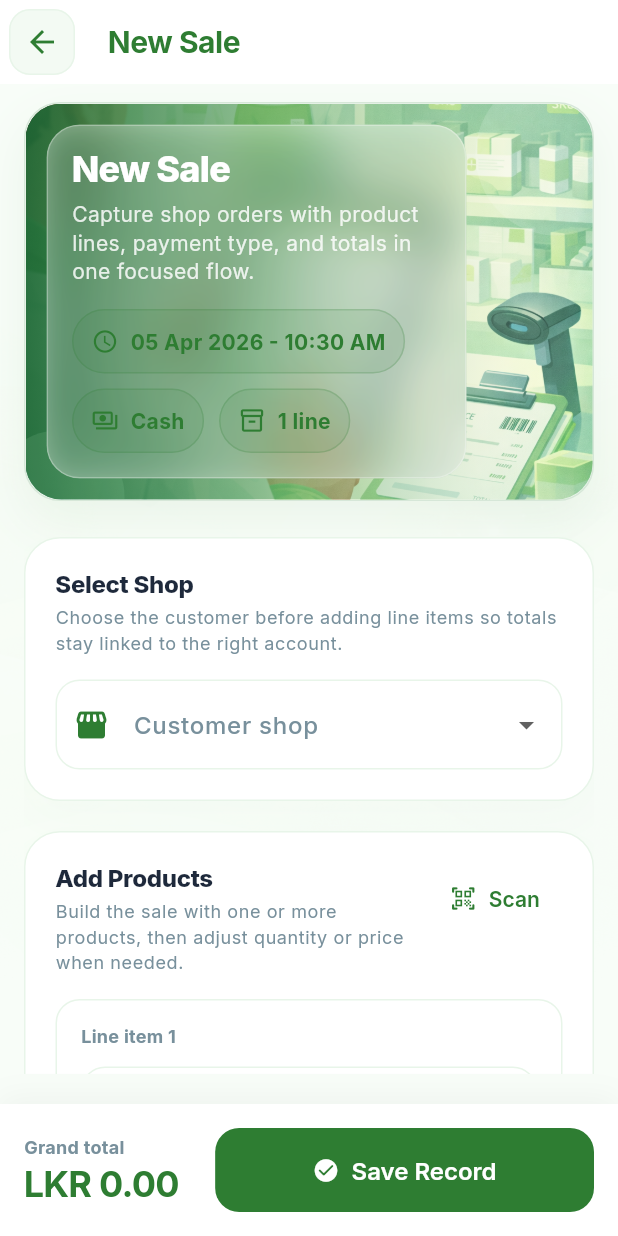
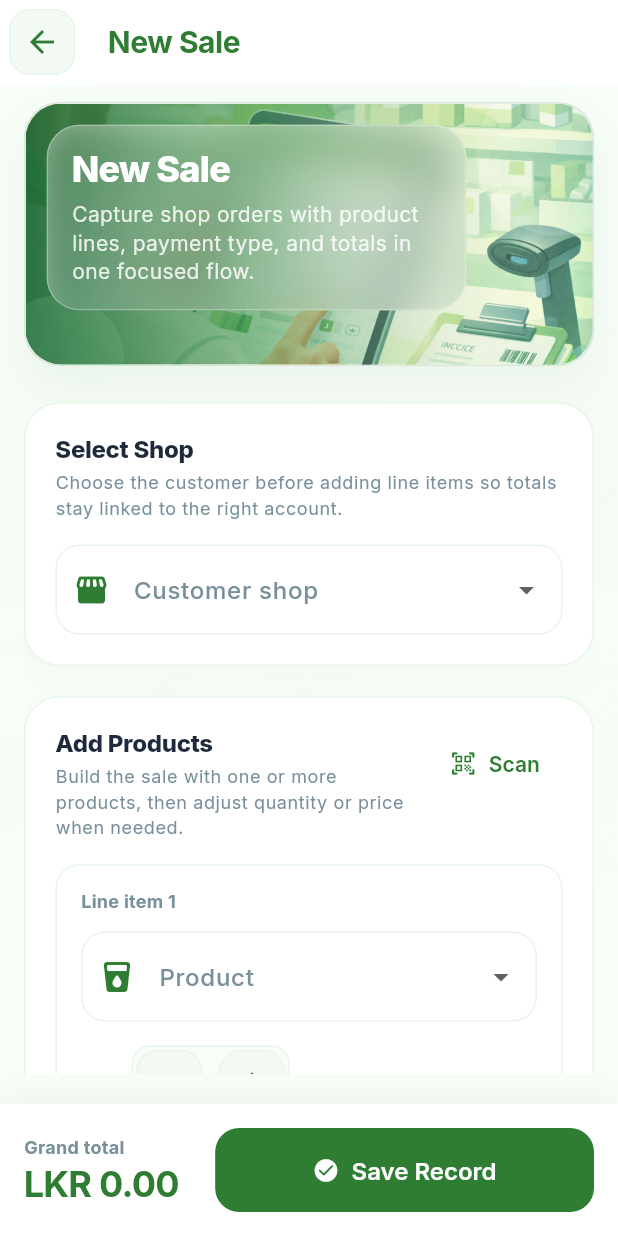
Before and after one commit to kspeiris/salesperson_mobile_app, a Flutter app: the SaleEntryScreen screen opened directly, on a phone screen of 412 x 824 dp. Run offline on Flutter 3.47's test engine with Material 3 defaults, Android fonts, the phone set to English and light mode, and no system bars; our stand-ins replace file_picker, google_fonts, pdf, share_plus, sqflite; missing offline and left inert: mobile_scanner; accounts and stored records are empty.

Commit message:
Fix issues

```diff
--- a/lib/screens/sales/sale_entry_screen.dart
+++ b/lib/screens/sales/sale_entry_screen.dart
@@ -74,24 +74,6 @@ class _SaleEntryScreenState extends State<SaleEntryScreen> {
                 'Capture shop orders with product lines, payment type, and totals in one focused flow.',
             headerImageAsset: AppAssets.salesHero,
             pageBackgroundAsset: AppAssets.pageTexture,
-            header: Wrap(
-              spacing: 10,
-              runSpacing: 10,
-              children: [
-                _EntryChip(
-                  icon: Icons.schedule_outlined,
-                  label: AppFormatters.dateTime(DateTime.now()),
-                ),
-                _EntryChip(
-                  icon: Icons.payments_outlined,
-                  label: _paymentType,
-                ),
-                _EntryChip(
-                  icon: Icons.inventory_2_outlined,
-                  label: '${_lines.length} line${_lines.length == 1 ? '' : 's'}',
-                ),
-              ],
-            ),
             bottomNavigationBar: SafeArea(
               child: Container(
                 padding: const EdgeInsets.all(16),
@@ -554,41 +536,3 @@ class _LineDraft {
     priceController.dispose();
   }
 }
-
-class _EntryChip extends StatelessWidget {
-  const _EntryChip({
-    required this.icon,
-    required this.label,
-  });
-
-  final IconData icon;
-  final String label;
-
-  @override
-  Widget build(BuildContext context) {
-    final scheme = Theme.of(context).colorScheme;
-
-    return Container(
-      padding: const EdgeInsets.symmetric(horizontal: 12, vertical: 10),
-      decoration: BoxDecoration(
-        color: scheme.primary.withValues(alpha: 0.1),
-        borderRadius: BorderRadius.circular(999),
-        border: Border.all(color: scheme.primary.withValues(alpha: 0.2)),
-      ),
-      child: Row(
-        mainAxisSize: MainAxisSize.min,
-        children: [
-          Icon(icon, size: 18, color: scheme.primary),
-          const SizedBox(width: 8),
-          Text(
-            label,
-            style: TextStyle(
-              color: scheme.primary,
-              fontWeight: FontWeight.w700,
-            ),
-          ),
-        ],
-      ),
-    );
-  }
-}
```
Also changed, not shown: lib/screens/collections/collection_entry_screen.dart (+0 -56 lines).
